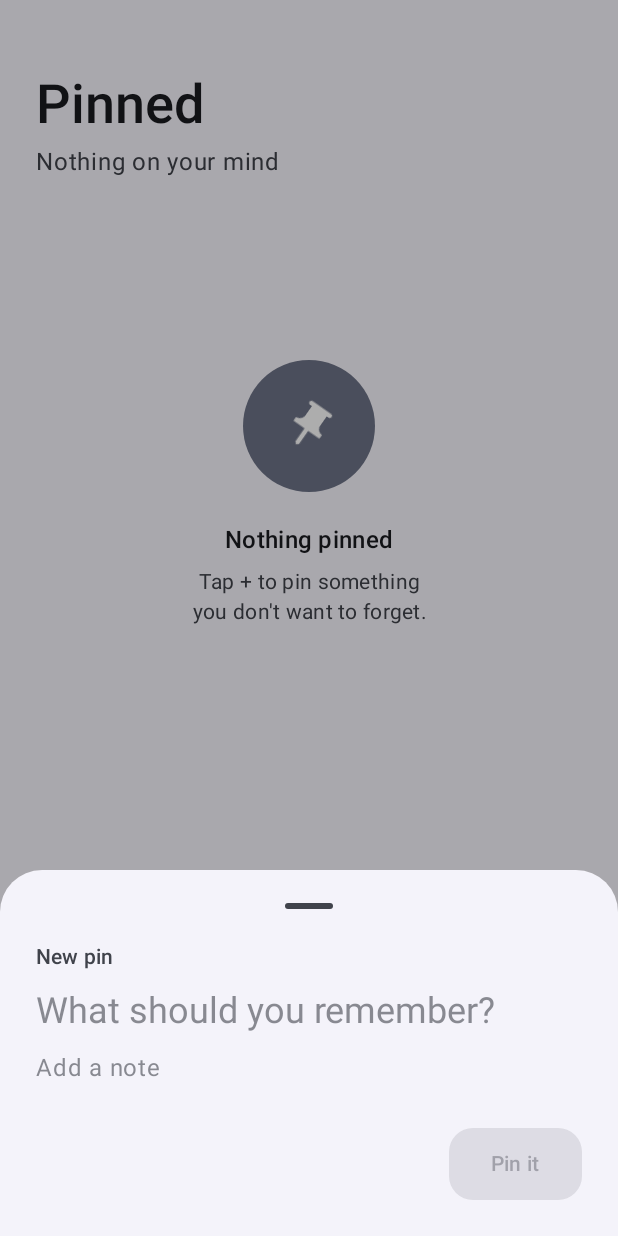
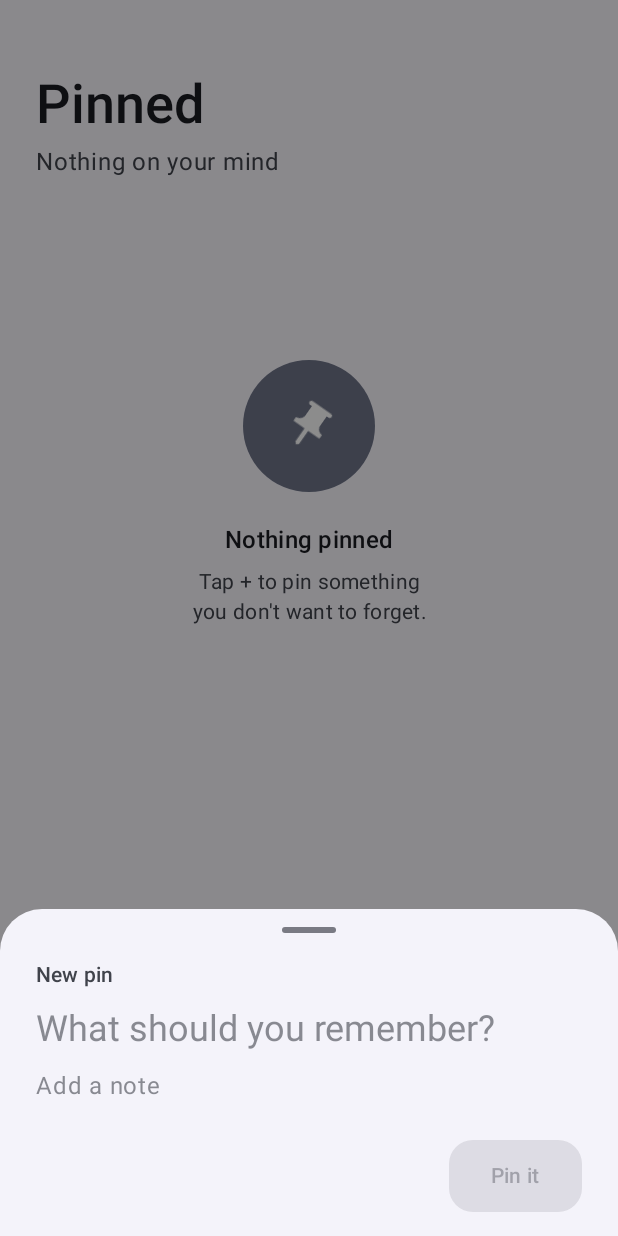
Before and after one commit to rohitsinghcoder/Pinned, an Android app built with Jetpack Compose: the screen it shows after launch (MainActivity), after a tap on "Pin something", on a phone screen of 412 x 824 dp. Run offline under Robolectric (Android 15) with nearby library versions, the phone set to English and light mode, and no system bars.

Commit message:
Open composer and keyboard together; confirm before marking done
Replace the modal bottom sheet with an in-window panel attached to the
keyboard so both slide up in one motion. Marking a pin done (check,
swipe, or from the editor) now asks for confirmation first, and swipes
need a longer drag.

Co-Authored-By: Claude Opus 5.5 <noreply@anthropic.com>

```diff
--- a/app/src/main/java/com/pinned/app/MainActivity.kt
+++ b/app/src/main/java/com/pinned/app/MainActivity.kt
@@ -9,6 +9,7 @@ import android.os.PowerManager
 import android.provider.Settings
 import android.text.format.DateUtils
 import androidx.activity.ComponentActivity
+import androidx.activity.compose.BackHandler
 import androidx.activity.compose.rememberLauncherForActivityResult
 import androidx.activity.compose.setContent
 import androidx.activity.enableEdgeToEdge
@@ -19,9 +20,13 @@ import androidx.compose.animation.animateColorAsState
 import androidx.compose.animation.fadeIn
 import androidx.compose.animation.fadeOut
 import androidx.compose.animation.scaleIn
+import androidx.compose.animation.slideInVertically
+import androidx.compose.animation.slideOutVertically
 import androidx.compose.animation.togetherWith
 import androidx.compose.foundation.background
 import androidx.compose.foundation.border
+import androidx.compose.foundation.clickable
+import androidx.compose.foundation.interaction.MutableInteractionSource
 import androidx.compose.foundation.isSystemInDarkTheme
 import androidx.compose.foundation.layout.Arrangement
 import androidx.compose.foundation.layout.Box
@@ -29,12 +34,16 @@ import androidx.compose.foundation.layout.Column
 import androidx.compose.foundation.layout.PaddingValues
 import androidx.compose.foundation.layout.Row
 import androidx.compose.foundation.layout.Spacer
+import androidx.compose.foundation.layout.WindowInsets
 import androidx.compose.foundation.layout.fillMaxSize
 import androidx.compose.foundation.layout.fillMaxWidth
 import androidx.compose.foundation.layout.height
-import androidx.compose.foundation.layout.imePadding
+import androidx.compose.foundation.layout.ime
+import androidx.compose.foundation.layout.navigationBars
 import androidx.compose.foundation.layout.padding
 import androidx.compose.foundation.layout.size
+import androidx.compose.foundation.layout.union
+import androidx.compose.foundation.layout.windowInsetsPadding
 import androidx.compose.foundation.lazy.LazyColumn
 import androidx.compose.foundation.lazy.items
 import androidx.compose.foundation.shape.CircleShape
@@ -44,13 +53,13 @@ import androidx.compose.foundation.text.KeyboardOptions
 import androidx.compose.material.icons.Icons
 import androidx.compose.material.icons.rounded.Add
 import androidx.compose.material.icons.rounded.Check
+import androidx.compose.material3.AlertDialog
 import androidx.compose.material3.Button
 import androidx.compose.material3.ExperimentalMaterial3Api
 import androidx.compose.material3.FloatingActionButton
 import androidx.compose.material3.Icon
 import androidx.compose.material3.IconButton
 import androidx.compose.material3.MaterialTheme
-import androidx.compose.material3.ModalBottomSheet
 import androidx.compose.material3.Scaffold
 import androidx.compose.material3.SnackbarDuration
 import androidx.compose.material3.SnackbarHost
@@ -65,7 +74,6 @@ import androidx.compose.material3.darkColorScheme
 import androidx.compose.material3.dynamicDarkColorScheme
 import androidx.compose.material3.dynamicLightColorScheme
 import androidx.compose.material3.lightColorScheme
-import androidx.compose.material3.rememberModalBottomSheetState
 import androidx.compose.material3.rememberSwipeToDismissBoxState
 import androidx.compose.runtime.Composable
 import androidx.compose.runtime.LaunchedEffect
@@ -85,6 +93,7 @@ import androidx.compose.ui.focus.focusRequester
 import androidx.compose.ui.graphics.Color
 import androidx.compose.ui.graphics.SolidColor
 import androidx.compose.ui.platform.LocalContext
+import androidx.compose.ui.platform.LocalFocusManager
 import androidx.compose.ui.res.painterResource
 import androidx.compose.ui.text.TextStyle
 import androidx.compose.ui.text.font.FontWeight
@@ -132,8 +141,12 @@ private fun PinnedApp(resumeTick: Int) {
     val scope = rememberCoroutineScope()
     val snackbar = remember { SnackbarHostState() }
     val pins = remember { mutableStateListOf<Pin>().apply { addAll(Store.load(ctx)) } }
-    var sheetOpen by remember { mutableStateOf(false) }
+    var composerOpen by remember { mutableStateOf(false) }
     var editing by remember { mutableStateOf<Pin?>(null) }
+    // Pin waiting for the "Mark as done?" confirmation.
+    var confirming by remember { mutableStateOf<Pin?>(null) }
+    // Pins confirmed as done, briefly showing their check before they leave the list.
+    val completing = remember { mutableStateListOf<Int>() }
 
     val notificationsOn = remember(resumeTick) {
         NotificationManagerCompat.from(ctx).areNotificationsEnabled()
@@ -176,6 +189,16 @@ private fun PinnedApp(resumeTick: Int) {
         }
     }
 
+    // Called once the user confirms: show the check for a beat, then remove.
+    fun complete(pin: Pin) {
+        completing.add(pin.id)
+        scope.launch {
+            delay(320)
+            completing.remove(pin.id)
+            done(pin)
+        }
+    }
+
     fun save(title: String, note: String) {
         val current = editing
         val pin = if (current == null) {
@@ -195,7 +218,7 @@ private fun PinnedApp(resumeTick: Int) {
         snackbarHost = { SnackbarHost(snackbar) },
         floatingActionButton = {
             FloatingActionButton(
-                onClick = { editing = null; sheetOpen = true },
+                onClick = { editing = null; composerOpen = true },
                 shape = RoundedCornerShape(20.dp),
                 containerColor = MaterialTheme.colorScheme.primaryContainer,
             ) {
@@ -245,19 +268,27 @@ private fun PinnedApp(resumeTick: Int) {
                 PinRow(
                     pin = pin,
                     modifier = Modifier.animateItem(),
-                    onDone = { done(pin) },
-                    onClick = { editing = pin; sheetOpen = true },
+                    checked = pin.id in completing,
+                    onRequestDone = { confirming = pin },
+                    onClick = { editing = pin; composerOpen = true },
                 )
             }
         }
     }
 
-    if (sheetOpen) {
-        PinSheet(
+    Composer(
+        visible = composerOpen,
         initial = editing,
-            onDismiss = { sheetOpen = false },
-            onSave = { title, note -> save(title, note); sheetOpen = false },
-            onDone = { editing?.let { done(it) }; sheetOpen = false },
+        onDismiss = { composerOpen = false },
+        onSave = { title, note -> save(title, note); composerOpen = false },
+        onRequestDone = { confirming = editing; composerOpen = false },
+    )
+
+    confirming?.let { pin ->
+        ConfirmDone(
+            pin = pin,
+            onConfirm = { confirming = null; complete(pin) },
+            onDismiss = { confirming = null },
         )
     }
 }
@@ -335,16 +366,20 @@ private fun EmptyState() {
 
 @OptIn(ExperimentalMaterial3Api::class)
 @Composable
-private fun PinRow(pin: Pin, modifier: Modifier, onDone: () -> Unit, onClick: () -> Unit) {
-    val scope = rememberCoroutineScope()
-    var checked by remember { mutableStateOf(false) }
+private fun PinRow(
+    pin: Pin,
+    modifier: Modifier,
+    checked: Boolean,
+    onRequestDone: () -> Unit,
+    onClick: () -> Unit,
+) {
+    // A full swipe only asks for confirmation; the card always springs back.
     val swipe = rememberSwipeToDismissBoxState(
         confirmValueChange = {
-            if (it != SwipeToDismissBoxValue.Settled) {
-                onDone()
-                true
-            } else false
-        }
+            if (it != SwipeToDismissBoxValue.Settled) onRequestDone()
+            false
+        },
+        positionalThreshold = { width -> width * 0.55f },
     )
     val shape = RoundedCornerShape(24.dp)
 
@@ -400,15 +435,7 @@ private fun PinRow(pin: Pin, modifier: Modifier, onDone: () -> Unit, onClick: ()
                         color = MaterialTheme.colorScheme.outline,
                     )
                 }
-                CheckCircle(checked) {
-                    if (!checked) {
-                        checked = true
-                        scope.launch {
-                            delay(280)
-                            onDone()
-                        }
-                    }
-                }
+                CheckCircle(checked) { if (!checked) onRequestDone() }
             }
         }
     }
@@ -439,36 +466,66 @@ private fun CheckCircle(checked: Boolean, onClick: () -> Unit) {
     }
 }
 
-@OptIn(ExperimentalMaterial3Api::class)
+/**
+ * Bottom panel that rides on top of the keyboard. It lives in the activity window (not a
+ * separate sheet window), so the panel and keyboard slide up together in one motion.
+ */
 @Composable
-private fun PinSheet(
+private fun Composer(
+    visible: Boolean,
     initial: Pin?,
     onDismiss: () -> Unit,
     onSave: (String, String) -> Unit,
-    onDone: () -> Unit,
+    onRequestDone: () -> Unit,
 ) {
-    val sheetState = rememberModalBottomSheetState(skipPartiallyExpanded = true)
-    val scope = rememberCoroutineScope()
+    val focusManager = LocalFocusManager.current
+    fun close(action: () -> Unit) {
+        focusManager.clearFocus()
+        action()
+    }
+
+    Box(Modifier.fillMaxSize()) {
+        AnimatedVisibility(visible, enter = fadeIn(), exit = fadeOut()) {
+            Box(
+                Modifier.fillMaxSize()
+                    .background(Color.Black.copy(alpha = 0.45f))
+                    .clickable(
+                        interactionSource = remember { MutableInteractionSource() },
+                        indication = null,
+                    ) { close(onDismiss) }
+            )
+        }
+        AnimatedVisibility(
+            visible,
+            modifier = Modifier.align(Alignment.BottomCenter),
+            enter = slideInVertically { it / 4 } + fadeIn(),
+            exit = slideOutVertically { it / 4 } + fadeOut(),
+        ) {
+            BackHandler { close(onDismiss) }
+
             var title by remember { mutableStateOf(initial?.title ?: "") }
             var note by remember { mutableStateOf(initial?.note ?: "") }
             val focus = remember { FocusRequester() }
+            // Focus on the very first frame so the keyboard opens together with the panel.
+            LaunchedEffect(Unit) { focus.requestFocus() }
 
-    LaunchedEffect(Unit) {
-        delay(150)
-        runCatching { focus.requestFocus() }
-    }
-
-    // Animate the sheet away before acting, so closing always feels smooth.
-    fun close(action: () -> Unit) {
-        scope.launch { sheetState.hide() }.invokeOnCompletion { action() }
-    }
-
-    ModalBottomSheet(
-        onDismissRequest = onDismiss,
-        sheetState = sheetState,
-        containerColor = MaterialTheme.colorScheme.surfaceContainerLow,
+            Surface(
+                shape = RoundedCornerShape(topStart = 28.dp, topEnd = 28.dp),
+                color = MaterialTheme.colorScheme.surfaceContainerLow,
+                modifier = Modifier.fillMaxWidth(),
             ) {
-        Column(Modifier.padding(horizontal = 24.dp).padding(bottom = 24.dp).imePadding()) {
+                Column(
+                    Modifier
+                        .windowInsetsPadding(WindowInsets.ime.union(WindowInsets.navigationBars))
+                        .padding(start = 24.dp, end = 24.dp, top = 12.dp, bottom = 16.dp)
+                ) {
+                    Box(
+                        Modifier.align(Alignment.CenterHorizontally)
+                            .size(width = 36.dp, height = 4.dp)
+                            .clip(CircleShape)
+                            .background(MaterialTheme.colorScheme.outlineVariant)
+                    )
+                    Spacer(Modifier.height(18.dp))
                     Text(
                         if (initial == null) "New pin" else "Edit pin",
                         style = MaterialTheme.typography.labelLarge,
@@ -482,10 +539,10 @@ private fun PinSheet(
                     )
                     Spacer(Modifier.height(10.dp))
                     Field(note, { note = it }, "Add a note", MaterialTheme.typography.bodyLarge)
-            Spacer(Modifier.height(28.dp))
+                    Spacer(Modifier.height(24.dp))
                     Row(verticalAlignment = Alignment.CenterVertically) {
                         if (initial != null) {
-                    TextButton(onClick = { close(onDone) }) { Text("Mark done") }
+                            TextButton(onClick = { close(onRequestDone) }) { Text("Mark done") }
                         }
                         Spacer(Modifier.weight(1f))
                         Button(
@@ -499,6 +556,32 @@ private fun PinSheet(
                     }
                 }
             }
+        }
+    }
+}
+
+@Composable
+private fun ConfirmDone(pin: Pin, onConfirm: () -> Unit, onDismiss: () -> Unit) {
+    AlertDialog(
+        onDismissRequest = onDismiss,
+        icon = { Icon(Icons.Rounded.Check, contentDescription = null) },
+        title = { Text("Mark as done?") },
+        text = {
+            Text(
+                "“${pin.title}” will be unpinned from your notifications.",
+                textAlign = TextAlign.Center,
+                modifier = Modifier.fillMaxWidth(),
+            )
+        },
+        confirmButton = {
+            Button(onClick = onConfirm, shape = RoundedCornerShape(14.dp)) { Text("Done") }
+        },
+        dismissButton = {
+            TextButton(onClick = onDismiss) { Text("Cancel") }
+        },
+        shape = RoundedCornerShape(28.dp),
+        containerColor = MaterialTheme.colorScheme.surfaceContainerHigh,
+    )
 }
 
 @Composable
```
Lines whose indentation alone changed are shown as unchanged.
